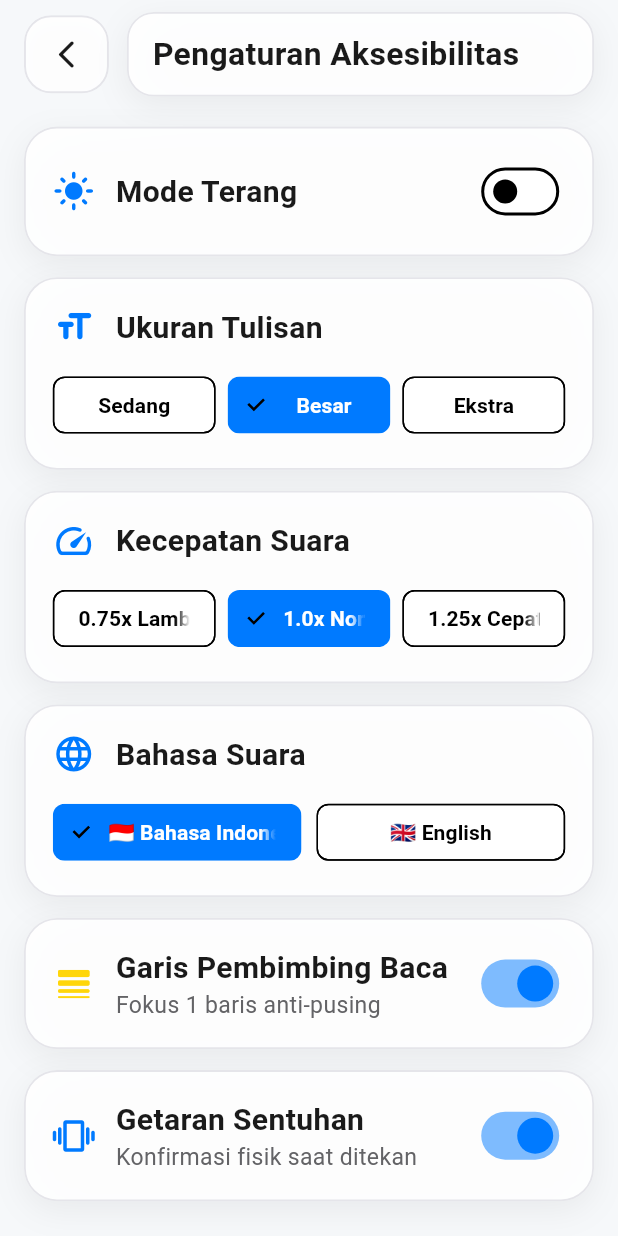
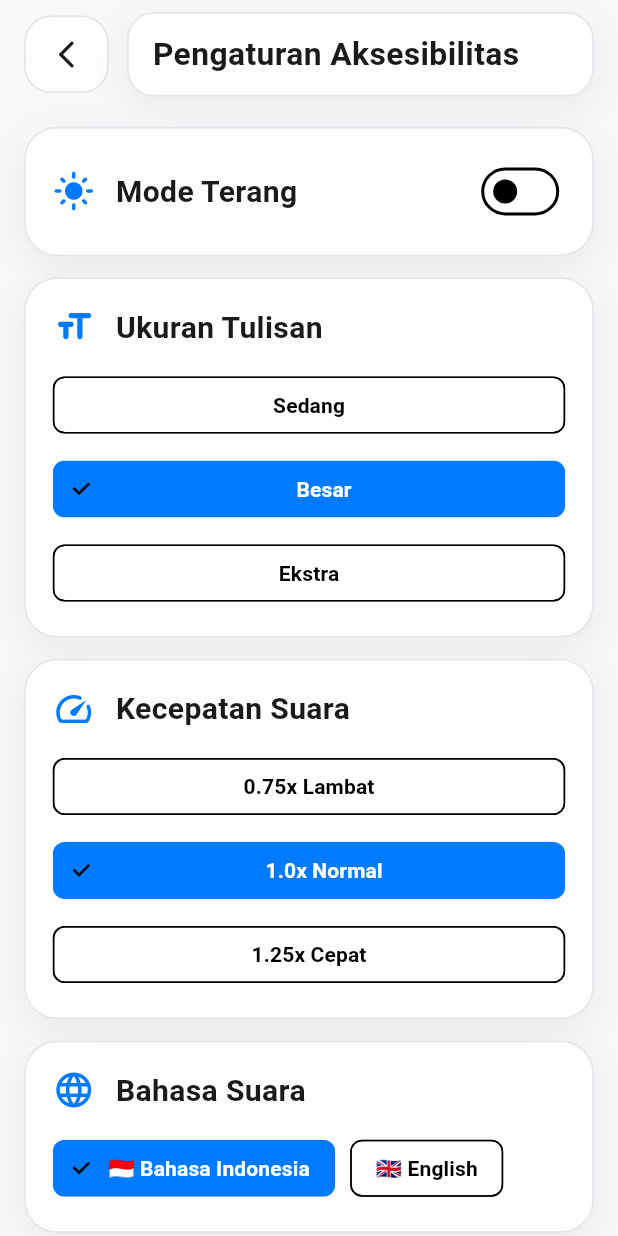
Before and after one commit to senjaikuyo/eye_lens, a Flutter app: the screen it shows after launch, item 3 of the bottom bar chosen, on a phone screen of 412 x 824 dp. Run offline on Flutter 3.47's test engine with Material 3 defaults, Android fonts, the phone set to English and light mode, and no system bars; our stand-ins replace camera, flutter_tts, image_picker, sqflite; missing offline and left inert: google_mlkit_text_recognition; accounts and stored records are empty.

Commit message:
fix: resolve UI overflow with responsive wrap chips and flexible layouts

```diff
--- a/lib/screens/settings_screen.dart
+++ b/lib/screens/settings_screen.dart
@@ -117,12 +117,12 @@
                           ],
                         ),
                         const SizedBox(height: 14),
-                        Row(
+                        Wrap(
+                          spacing: 8,
+                          runSpacing: 8,
                           children: [
                             _buildFontOption(context, 'Sedang', 'normal', settings.skalaFont == 'normal'),
-                            const SizedBox(width: 8),
                             _buildFontOption(context, 'Besar', 'large', settings.skalaFont == 'large'),
-                            const SizedBox(width: 8),
                             _buildFontOption(context, 'Ekstra', 'extra_large', settings.skalaFont == 'extra_large'),
                           ],
                         ),
@@ -153,12 +153,12 @@
                           ],
                         ),
                         const SizedBox(height: 14),
-                        Row(
+                        Wrap(
+                          spacing: 8,
+                          runSpacing: 8,
                           children: [
                             _buildRateOption(context, '0.75x Lambat', 0.75, settings.kecepatanSuara == 0.75),
-                            const SizedBox(width: 8),
                             _buildRateOption(context, '1.0x Normal', 1.0, settings.kecepatanSuara == 1.0),
-                            const SizedBox(width: 8),
                             _buildRateOption(context, '1.25x Cepat', 1.25, settings.kecepatanSuara == 1.25),
                           ],
                         ),
@@ -189,11 +189,12 @@
                           ],
                         ),
                         const SizedBox(height: 14),
-                        Row(
+                        Wrap(
+                          spacing: 10,
+                          runSpacing: 8,
                           children: [
-                            Expanded(
-                              child: ChoiceChip(
-                                label: const Center(child: Text('🇮🇩 Bahasa Indonesia')),
+                            ChoiceChip(
+                              label: const Text('🇮🇩 Bahasa Indonesia'),
                               selected: settings.bahasaSuara == 'id-ID',
                               selectedColor: AppColors.accentBlue,
                               labelStyle: TextStyle(
@@ -202,11 +203,8 @@
                               ),
                               onSelected: (_) => settingsProvider.setLanguage('id-ID'),
                             ),
-                            ),
-                            const SizedBox(width: 10),
-                            Expanded(
-                              child: ChoiceChip(
-                                label: const Center(child: Text('🇬🇧 English')),
+                            ChoiceChip(
+                              label: const Text('🇬🇧 English'),
                               selected: settings.bahasaSuara == 'en-US',
                               selectedColor: AppColors.accentBlue,
                               labelStyle: TextStyle(
@@ -214,7 +212,6 @@
                                 fontWeight: FontWeight.bold,
                               ),
                               onSelected: (_) => settingsProvider.setLanguage('en-US'),
-                              ),
                             ),
                           ],
                         ),
```
Also changed, not shown: lib/screens/result_screen.dart (+12 -9 lines). Lines whose indentation alone changed are shown as unchanged.
